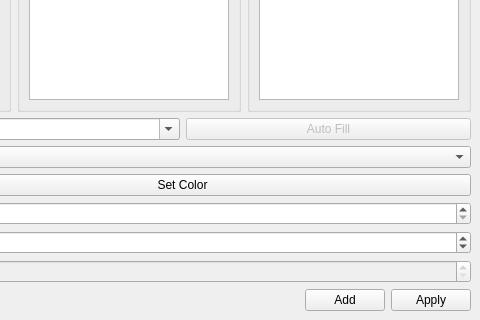
First picture: the form in ui/dialogs/edit_paint_inventory.ui, repository TheCodingJsoftware/Invigo, before the edit; both pictures show x 222 to 702 and y 394 to 714 of the 702 by 714 pixel window.
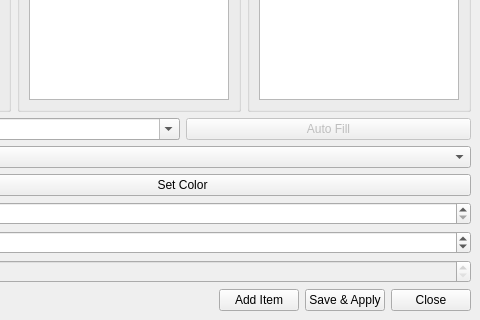
Second picture: the form after the edit.

Diff of the .ui file:
```diff
--- a/ui/dialogs/edit_paint_inventory.ui
+++ b/ui/dialogs/edit_paint_inventory.ui
@@ -369,14 +369,21 @@
                  </size>
                 </property>
                 <property name="text">
-                 <string>Add</string>
+                 <string>Add Item</string>
                 </property>
                </widget>
               </item>
               <item>
                <widget class="QPushButton" name="pushButton_apply">
                 <property name="text">
-                 <string>Apply</string>
+                 <string>Save &amp;&amp; Apply</string>
+                </property>
+               </widget>
+              </item>
+              <item>
+               <widget class="QPushButton" name="pushButton_close">
+                <property name="text">
+                 <string>Close</string>
                 </property>
                </widget>
               </item>
```
Left out of the diff: 12 changed lines with no effect on the pictures.
